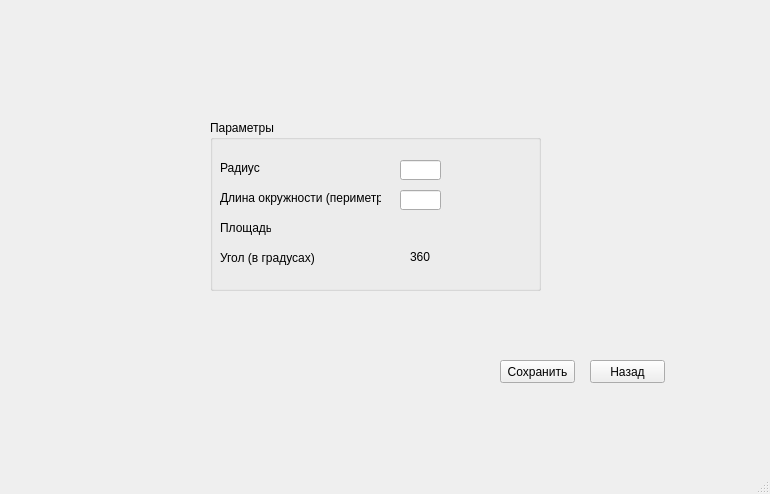
momooshi/GeometryAssistance, file FigureCreation/createround.ui: the form before one commit.
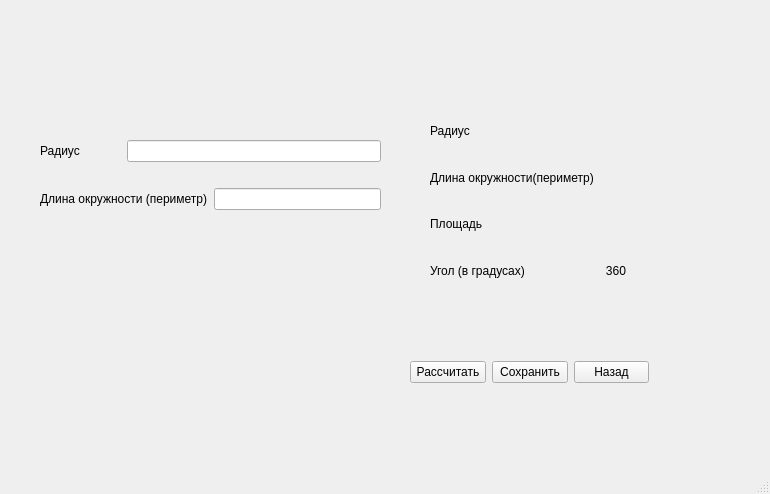
The form after the commit.

```diff
--- a/FigureCreation/createround.ui
+++ b/FigureCreation/createround.ui
@@ -14,168 +14,141 @@
    <string>MainWindow</string>
   </property>
   <widget class="QWidget" name="centralwidget">
-   <widget class="QGroupBox" name="groupBox">
+   <widget class="QWidget" name="layoutWidget">
     <property name="geometry">
      <rect>
-      <x>210</x>
+      <x>40</x>
       <y>120</y>
-      <width>331</width>
-      <height>171</height>
+      <width>341</width>
+      <height>111</height>
      </rect>
     </property>
-    <property name="title">
-     <string>Параметры</string>
-    </property>
+    <layout class="QGridLayout" name="gridLayout">
+     <item row="0" column="0">
     <widget class="QLabel" name="rad">
-     <property name="geometry">
-      <rect>
-       <x>10</x>
-       <y>40</y>
-       <width>51</width>
-       <height>16</height>
-      </rect>
-     </property>
      <property name="text">
       <string>Радиус</string>
      </property>
     </widget>
+     </item>
+     <item row="0" column="1" colspan="2">
+      <widget class="QLineEdit" name="radline"/>
+     </item>
+     <item row="1" column="0" colspan="2">
     <widget class="QLabel" name="perim">
-     <property name="geometry">
-      <rect>
-       <x>10</x>
-       <y>70</y>
-       <width>161</width>
-       <height>16</height>
-      </rect>
-     </property>
      <property name="text">
       <string>Длина окружности (периметр)</string>
      </property>
     </widget>
+     </item>
+     <item row="1" column="2">
+      <widget class="QLineEdit" name="perimline"/>
+     </item>
+    </layout>
+   </widget>
+   <widget class="QWidget" name="layoutWidget">
+    <property name="geometry">
+     <rect>
+      <x>430</x>
+      <y>110</y>
+      <width>271</width>
+      <height>181</height>
+     </rect>
+    </property>
+    <layout class="QGridLayout" name="gridLayout_2">
+     <item row="0" column="0">
+      <widget class="QLabel" name="label_4">
+       <property name="text">
+        <string>Радиус</string>
+       </property>
+      </widget>
+     </item>
+     <item row="0" column="2">
+      <widget class="QLabel" name="rad_2">
+       <property name="text">
+        <string/>
+       </property>
+      </widget>
+     </item>
+     <item row="1" column="0" colspan="2">
+      <widget class="QLabel" name="label_5">
+       <property name="text">
+        <string>Длина окружности(периметр)</string>
+       </property>
+      </widget>
+     </item>
+     <item row="1" column="2">
+      <widget class="QLabel" name="label_3">
+       <property name="text">
+        <string/>
+       </property>
+      </widget>
+     </item>
+     <item row="2" column="0">
     <widget class="QLabel" name="square">
-     <property name="geometry">
-      <rect>
-       <x>10</x>
-       <y>100</y>
-       <width>51</width>
-       <height>16</height>
-      </rect>
-     </property>
      <property name="text">
       <string>Площадь</string>
      </property>
     </widget>
-    <widget class="QLineEdit" name="radline">
-     <property name="geometry">
-      <rect>
-       <x>190</x>
-       <y>40</y>
-       <width>41</width>
-       <height>20</height>
-      </rect>
-     </property>
-    </widget>
-    <widget class="QLineEdit" name="perimline">
-     <property name="geometry">
-      <rect>
-       <x>190</x>
-       <y>70</y>
-       <width>41</width>
-       <height>20</height>
-      </rect>
-     </property>
-    </widget>
-    <widget class="QLabel" name="round_square">
-     <property name="geometry">
-      <rect>
-       <x>200</x>
-       <y>100</y>
-       <width>47</width>
-       <height>13</height>
-      </rect>
-     </property>
-     <property name="text">
-      <string/>
-     </property>
-    </widget>
+     </item>
+     <item row="3" column="0">
     <widget class="QLabel" name="label">
-     <property name="geometry">
-      <rect>
-       <x>10</x>
-       <y>130</y>
-       <width>101</width>
-       <height>16</height>
-      </rect>
-     </property>
      <property name="text">
       <string>Угол (в градусах)</string>
      </property>
     </widget>
+     </item>
+     <item row="3" column="1" colspan="2">
     <widget class="QLabel" name="label_2">
-     <property name="geometry">
-      <rect>
-       <x>200</x>
-       <y>130</y>
-       <width>47</width>
-       <height>13</height>
-      </rect>
-     </property>
      <property name="text">
       <string>360</string>
      </property>
-    </widget>
-    <widget class="QLabel" name="label_3">
-     <property name="geometry">
-      <rect>
-       <x>240</x>
-       <y>70</y>
-       <width>51</width>
-       <height>21</height>
-      </rect>
-     </property>
-     <property name="text">
-      <string/>
-     </property>
-    </widget>
-    <widget class="QLabel" name="rad_2">
-     <property name="geometry">
-      <rect>
-       <x>250</x>
-       <y>40</y>
-       <width>47</width>
-       <height>13</height>
-      </rect>
-     </property>
+       <property name="alignment">
+        <set>Qt::AlignCenter</set>
+       </property>
+      </widget>
+     </item>
+     <item row="2" column="2">
+      <widget class="QLabel" name="round_square">
      <property name="text">
       <string/>
      </property>
     </widget>
+     </item>
+    </layout>
    </widget>
-   <widget class="QPushButton" name="pushButton">
+   <widget class="QWidget" name="">
     <property name="geometry">
      <rect>
-      <x>590</x>
+      <x>410</x>
       <y>360</y>
-      <width>75</width>
-      <height>23</height>
+      <width>239</width>
+      <height>25</height>
      </rect>
     </property>
+    <layout class="QHBoxLayout" name="horizontalLayout">
+     <item>
+      <widget class="QPushButton" name="pushButton_3">
     <property name="text">
-     <string>Назад</string>
-    </property>
-   </widget>
+        <string>Рассчитать</string>
+       </property>
+      </widget>
+     </item>
+     <item>
    <widget class="QPushButton" name="pushButton_2">
-    <property name="geometry">
-     <rect>
-      <x>500</x>
-      <y>360</y>
-      <width>75</width>
-      <height>23</height>
-     </rect>
-    </property>
     <property name="text">
      <string>Сохранить</string>
     </property>
+      </widget>
+     </item>
+     <item>
+      <widget class="QPushButton" name="pushButton">
+       <property name="text">
+        <string>Назад</string>
+       </property>
+      </widget>
+     </item>
+    </layout>
    </widget>
   </widget>
   <widget class="QMenuBar" name="menubar">
```
Lines whose indentation alone changed are shown as unchanged.
